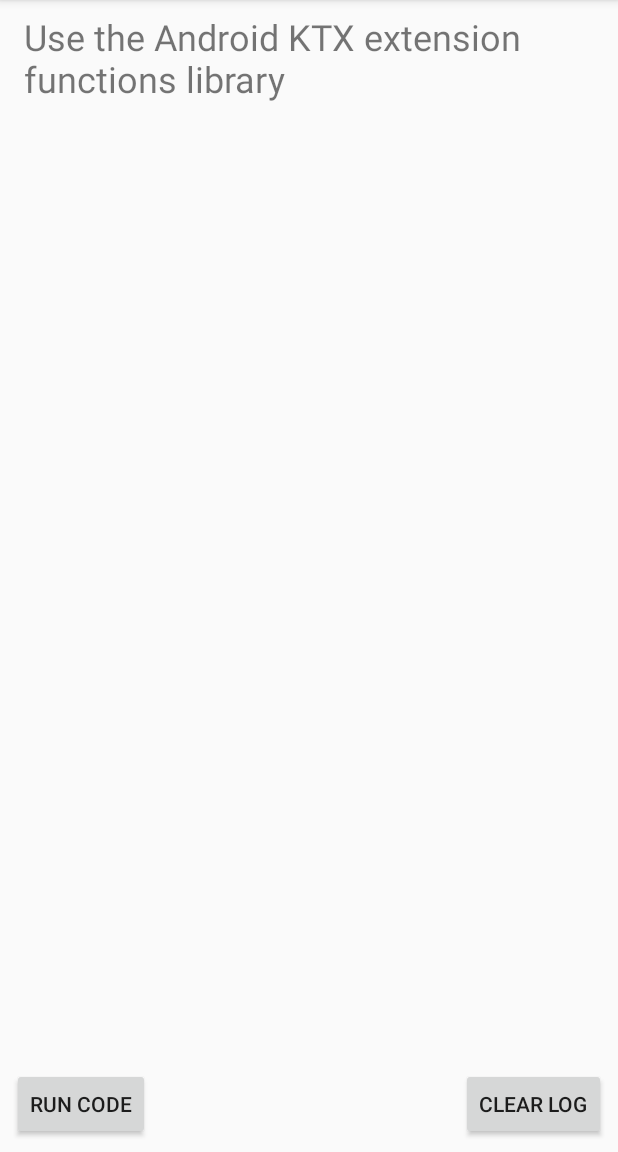
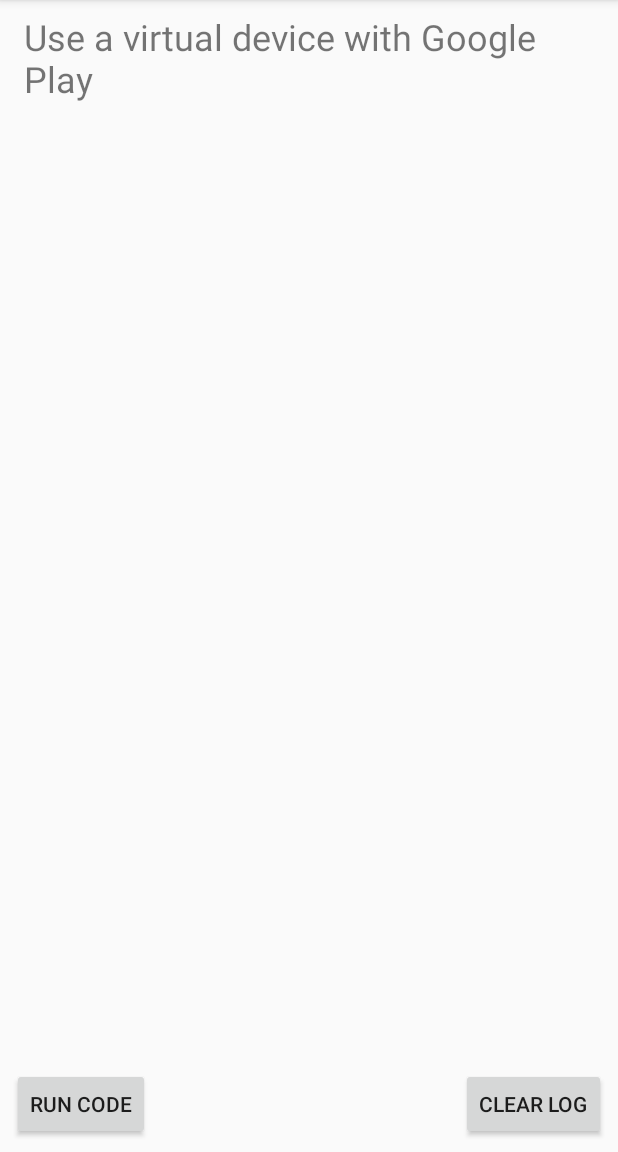
Before and after one commit to davidgassner/WeeklyTips, an Android app: the screen it shows after launch (MainActivity), on a phone screen of 412 x 824 dp, the part 84-1236 px from its top. Run offline under Robolectric (Android 15) with nearby library versions, the phone set to English and light mode, and no system bars; libraries missing offline, so code that uses them is left out: androidx.content.edit, androidx.net.toUri.

Commit message:
Tip 51 Start

```diff
--- a/app/src/main/res/values/strings.xml
+++ b/app/src/main/res/values/strings.xml
@@ -2,5 +2,5 @@
     <string name="app_name">Weekly Tips</string>
     <string name="title_run_code">Run code</string>
     <string name="title_clear">Clear log</string>
-    <string name="intro_text">Use the Android KTX extension functions library</string>
+    <string name="intro_text">Use a virtual device with Google Play</string>
 </resources>
```
